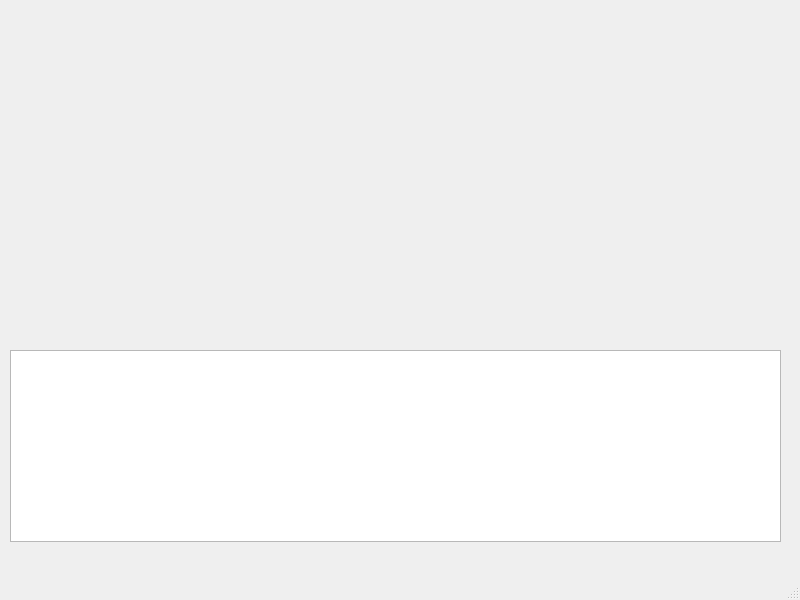
Above: mainwindow.ui from bolshoydrug1/Controlling_a_drone_with_a_joystick_Qt_Master-s_Thesis before the change. Below: the same form after it.
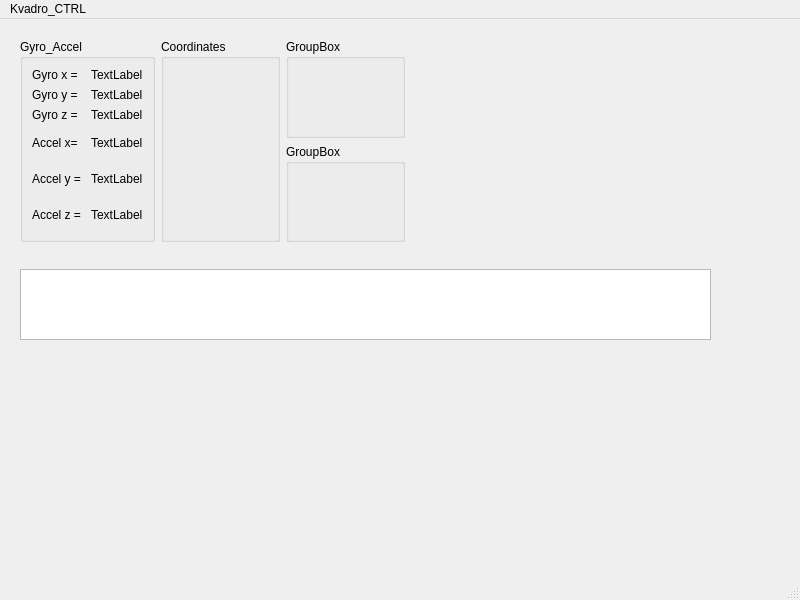
That is the form after the change.

Commit message: feat: add in design edit new widget Added new widgets for displaying telemetry from a quadcopter, accel and gyro

```diff
--- a/mainwindow.ui
+++ b/mainwindow.ui
@@ -17,13 +17,182 @@
    <widget class="QTextBrowser" name="txt_status_bar">
     <property name="geometry">
      <rect>
-      <x>10</x>
-      <y>350</y>
-      <width>771</width>
-      <height>192</height>
+      <x>20</x>
+      <y>250</y>
+      <width>691</width>
+      <height>71</height>
      </rect>
     </property>
    </widget>
+   <widget class="QWidget" name="">
+    <property name="geometry">
+     <rect>
+      <x>20</x>
+      <y>20</y>
+      <width>385</width>
+      <height>203</height>
+     </rect>
+    </property>
+    <layout class="QHBoxLayout" name="horizontalLayout_7">
+     <property name="sizeConstraint">
+      <enum>QLayout::SetMinimumSize</enum>
+     </property>
+     <item>
+      <widget class="QGroupBox" name="MPU_gBox">
+       <property name="title">
+        <string>Gyro_Accel</string>
+       </property>
+       <layout class="QGridLayout" name="gridLayout" rowstretch="0" columnstretch="0" rowminimumheight="0">
+        <item row="0" column="0">
+         <layout class="QVBoxLayout" name="verticalLayout_3">
+          <item>
+           <layout class="QVBoxLayout" name="verticalLayout_2">
+            <item>
+             <layout class="QVBoxLayout" name="verticalLayout">
+              <item>
+               <layout class="QHBoxLayout" name="horizontalLayout_3">
+                <item>
+                 <widget class="QLabel" name="label_5">
+                  <property name="text">
+                   <string>Gyro x = </string>
+                  </property>
+                 </widget>
+                </item>
+                <item>
+                 <widget class="QLabel" name="gyro_x_txt">
+                  <property name="text">
+                   <string>TextLabel</string>
+                  </property>
+                 </widget>
+                </item>
+               </layout>
+              </item>
+              <item>
+               <layout class="QHBoxLayout" name="horizontalLayout">
+                <item>
+                 <widget class="QLabel" name="label">
+                  <property name="text">
+                   <string>Gyro y = </string>
+                  </property>
+                 </widget>
+                </item>
+                <item>
+                 <widget class="QLabel" name="gyro_y_txt">
+                  <property name="text">
+                   <string>TextLabel</string>
+                  </property>
+                 </widget>
+                </item>
+               </layout>
+              </item>
+              <item>
+               <layout class="QHBoxLayout" name="horizontalLayout_2">
+                <item>
+                 <widget class="QLabel" name="label_3">
+                  <property name="text">
+                   <string>Gyro z = </string>
+                  </property>
+                 </widget>
+                </item>
+                <item>
+                 <widget class="QLabel" name="gyro_z_txt">
+                  <property name="text">
+                   <string>TextLabel</string>
+                  </property>
+                 </widget>
+                </item>
+               </layout>
+              </item>
+             </layout>
+            </item>
+           </layout>
+          </item>
+          <item>
+           <layout class="QHBoxLayout" name="horizontalLayout_4">
+            <item>
+             <widget class="QLabel" name="label_2">
+              <property name="text">
+               <string>Accel x= </string>
+              </property>
+             </widget>
+            </item>
+            <item>
+             <widget class="QLabel" name="label_4">
+              <property name="text">
+               <string>TextLabel</string>
+              </property>
+             </widget>
+            </item>
+           </layout>
+          </item>
+          <item>
+           <layout class="QHBoxLayout" name="horizontalLayout_5">
+            <item>
+             <widget class="QLabel" name="label_6">
+              <property name="text">
+               <string>Accel y = </string>
+              </property>
+             </widget>
+            </item>
+            <item>
+             <widget class="QLabel" name="label_7">
+              <property name="text">
+               <string>TextLabel</string>
+              </property>
+             </widget>
+            </item>
+           </layout>
+          </item>
+          <item>
+           <layout class="QHBoxLayout" name="horizontalLayout_6">
+            <item>
+             <widget class="QLabel" name="label_8">
+              <property name="text">
+               <string>Accel z = </string>
+              </property>
+             </widget>
+            </item>
+            <item>
+             <widget class="QLabel" name="label_9">
+              <property name="text">
+               <string>TextLabel</string>
+              </property>
+             </widget>
+            </item>
+           </layout>
+          </item>
+         </layout>
+        </item>
+       </layout>
+      </widget>
+     </item>
+     <item>
+      <widget class="QGroupBox" name="Coord_gBox">
+       <property name="title">
+        <string>Coordinates</string>
+       </property>
+      </widget>
+     </item>
+     <item>
+      <layout class="QVBoxLayout" name="verticalLayout_4">
+       <item>
+        <widget class="QGroupBox" name="groupBox_3">
+         <property name="title">
+          <string>GroupBox</string>
+         </property>
+        </widget>
+       </item>
+       <item>
+        <widget class="QGroupBox" name="groupBox">
+         <property name="title">
+          <string>GroupBox</string>
+         </property>
+        </widget>
+       </item>
+      </layout>
+     </item>
+    </layout>
+   </widget>
   </widget>
   <widget class="QMenuBar" name="menubar">
    <property name="geometry">
@@ -34,6 +203,12 @@
      <height>23</height>
     </rect>
    </property>
+   <widget class="QMenu" name="menuH">
+    <property name="title">
+     <string>Kvadro_CTRL</string>
+    </property>
+   </widget>
+   <addaction name="menuH"/>
   </widget>
   <widget class="QStatusBar" name="statusbar"/>
  </widget>
```
The commit also changes 753 other files.
